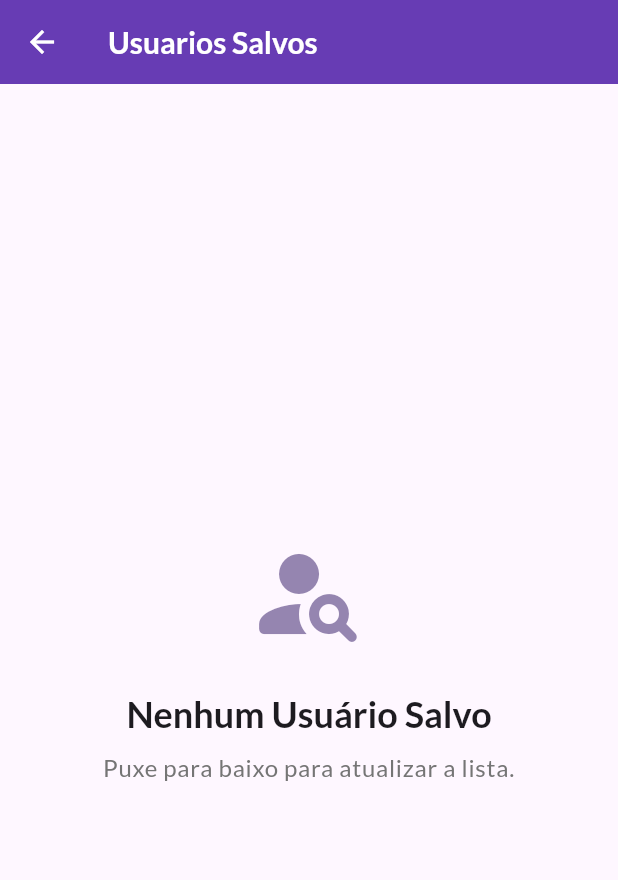
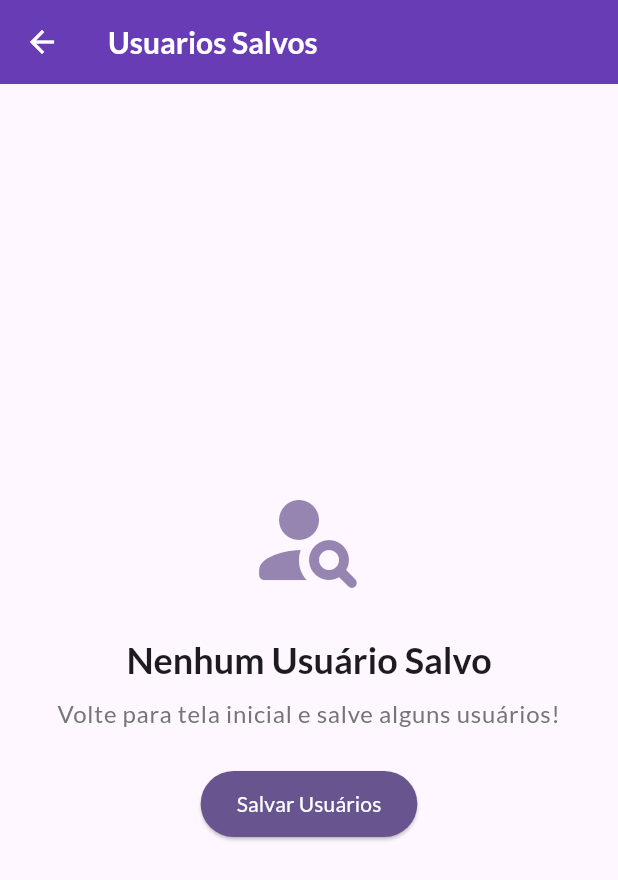
Before and after one commit to leonardo-pauli/Desafio-Bus2, a Flutter app: the screen it shows after launch, after a tap on the "data usage" icon, on a phone screen of 412 x 824 dp. Shown: the top 880 px of the screen. Run offline on Flutter 3.47's test engine with Material 3 defaults, Android fonts, the light colour scheme and no system bars; our stand-ins replace equatable, flutter_bloc, google_fonts, sqflite; accounts and stored records are empty; network calls fail.

Commit message:
feat(ui): adicionando botão de reiniciar no widget EmptyStateDisplay

```diff
--- a/lib/core/widgets/empty_state_display.dart
+++ b/lib/core/widgets/empty_state_display.dart
@@ -4,12 +4,16 @@ class EmptyStateDisplay extends StatelessWidget {
   final IconData icon;
   final String title;
   final String subtitle;
+  final VoidCallback? onRetry;
+  final String retryButtonText;
 
   const EmptyStateDisplay({
     super.key,
     required this.icon,
     required this.title,
     required this.subtitle,
+    required this.onRetry,
+    this.retryButtonText = 'Tentar Novamente'
   });
 
   @override
@@ -43,6 +47,18 @@ class EmptyStateDisplay extends StatelessWidget {
                 color: Colors.grey.shade600,
               ),
             ),
+
+            if(onRetry != null) ...[
+              const SizedBox(height: 24,),
+              ElevatedButton(
+                style: ElevatedButton.styleFrom(
+                  backgroundColor: theme.colorScheme.primary,
+                  foregroundColor: theme.colorScheme.onPrimary,
+                  padding: EdgeInsets.symmetric(horizontal: 24, vertical: 12)
+                ),
+                onPressed: onRetry,
+                child: Text(retryButtonText),)
+            ]
           ],
         ),
       ),
--- a/lib/presentation/views/home/home_screen.dart
+++ b/lib/presentation/views/home/home_screen.dart
@@ -58,10 +58,16 @@ class _HomeScreenState extends State<HomeScreen> with TickerProviderStateMixin {
                 return const Center(child: CircularProgressIndicator());
               }
               if (state is HomeError) {
-                return const EmptyStateDisplay(
-                  icon: Icons.wifi_off_rounded,
-                  title: 'Ops! Falha na conexão.',
-                  subtitle: 'Não foi possivel buscar novos usuários. Verifique sua internet e tente novamente.');
+                return Stack(
+                  children: [
+                    ListView(),
+                    EmptyStateDisplay(
+                    icon: Icons.wifi_off_rounded,
+                    title: 'Ops! Falha na conexão.',
+                    subtitle: 'Não foi possivel buscar novos usuários. Verifique sua internet e tente novamente.',
+                    onRetry: () => _homeCubit.refresh(this)),
+
+                ]);
               }
               if (state is HomeLoaded) {
                 final users = state.users;
--- a/lib/presentation/views/saved_users/saved_users_screen.dart
+++ b/lib/presentation/views/saved_users/saved_users_screen.dart
@@ -13,66 +13,71 @@ class SavedUsersScreen extends StatelessWidget {
   @override
   Widget build(BuildContext context) {
     return BlocProvider(
-      create: (context){
+      create: (context) {
         final repository = context.read<UserRepository>();
         return SavedUsersCubit(repository)..loadSavedUsers();
       },
       child: Builder(
         builder: (context) {
           return Scaffold(
-            appBar: AppBar(
-              title: Text('Usuarios Salvos'),
-            ),
+            appBar: AppBar(title: Text('Usuarios Salvos')),
             body: RefreshIndicator(
               onRefresh: () => context.read<SavedUsersCubit>().loadSavedUsers(),
               child: BlocBuilder<SavedUsersCubit, SavedUsersState>(
-                builder: (context, state){
-                  if(state is SavedUsersLoading){
-                    return Center(child: CircularProgressIndicator(),);
+                builder: (context, state) {
+                  if (state is SavedUsersLoading) {
+                    return Center(child: CircularProgressIndicator());
                   }
 
-                  if(state is SavedUsersError){
+                  if (state is SavedUsersError) {
                     return Stack(
                       children: [
                         ListView(),
-                        const EmptyStateDisplay(
+                        EmptyStateDisplay(
                           icon: Icons.error_outline_rounded,
                           title: 'Erro no Banco de Dados',
-                          subtitle: 'Não foi possível carregar seus usuários. Puxe para baixo para tentar novamente.',
+                          subtitle:
+                              'Não foi possível carregar seus usuários. Puxe para baixo para tentar novamente.',
+                          onRetry: () =>
+                              context.read<SavedUsersCubit>().loadSavedUsers(),
+                          retryButtonText: 'Recarregar',
                         ),
                       ],
                     );
                   }
 
-                  if(state is SavedUsersEmpty){
+                  if (state is SavedUsersEmpty) {
                     return Stack(
                       children: [
                         ListView(),
-                        const EmptyStateDisplay(
+                        EmptyStateDisplay(
                           icon: Icons.person_search_rounded,
                           title: 'Nenhum Usuário Salvo',
-                          subtitle: 'Puxe para baixo para atualizar a lista.',
+                          subtitle: 'Volte para tela inicial e salve alguns usuários!',
+                          onRetry: () {
+                            Navigator.of(context).pop();
+                          },
+                          retryButtonText: 'Salvar Usuários',
                         ),
                       ],
                     );
                   }
 
-                  if(state is SavedUsersLoaded){
+                  if (state is SavedUsersLoaded) {
                     return ListView.builder(
                       itemCount: state.users.length,
-                      itemBuilder: (context, index){
+                      itemBuilder: (context, index) {
                         final user = state.users[index];
                         return _buildUserTile(context, user);
-                      }
+                      },
                     );
-
                   }
                   return Container();
                 },
               ),
             ),
           );
-        }
+        },
       ),
     );
   }
@@ -107,11 +112,12 @@ class SavedUsersScreen extends StatelessWidget {
     child: Card(
       elevation: 2.0,
       margin: const EdgeInsets.symmetric(horizontal: 16.0, vertical: 6.0),
-        shape: RoundedRectangleBorder(
-          borderRadius: BorderRadius.circular(12.0),
+      shape: RoundedRectangleBorder(borderRadius: BorderRadius.circular(12.0)),
+      child: ListTile(
+        contentPadding: const EdgeInsets.symmetric(
+          horizontal: 16.0,
+          vertical: 8.0,
         ),
-        child: ListTile(
-          contentPadding: const EdgeInsets.symmetric(horizontal: 16.0, vertical: 8.0),
         leading: CircleAvatar(
           radius: 28,
           backgroundImage: NetworkImage(user.pictureMedium),
@@ -125,9 +131,7 @@ class SavedUsersScreen extends StatelessWidget {
         onTap: () async {
           await Navigator.of(context).push(
             MaterialPageRoute(
-                builder: (_) => DetailsScreen(
-                  user: user.toUserModel(),
-                ),
+              builder: (_) => DetailsScreen(user: user.toUserModel()),
             ),
           );
 
```
Lines whose indentation alone changed are shown as unchanged.
